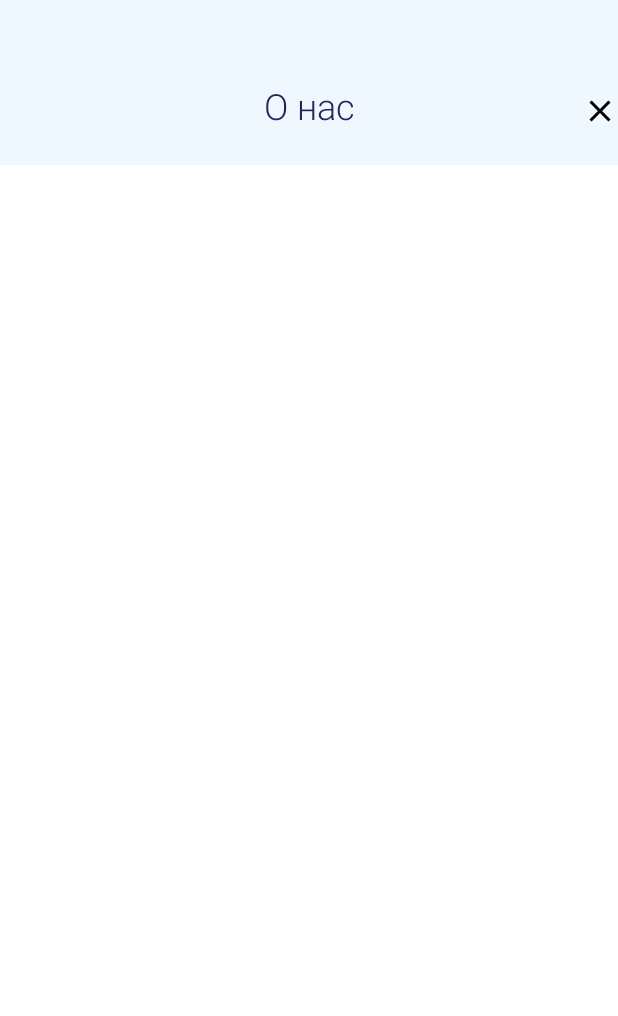
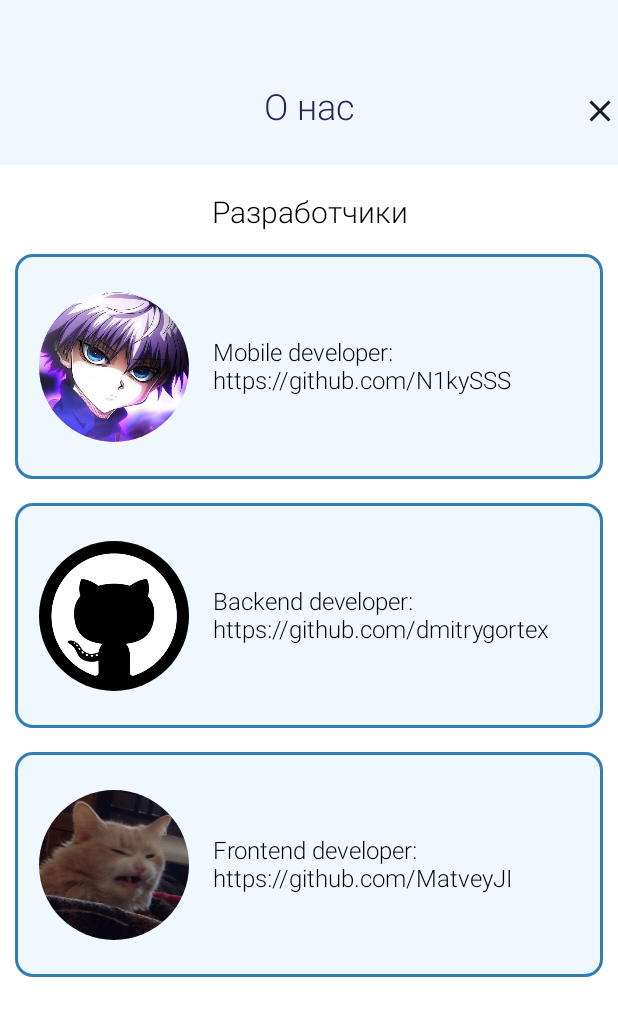
Before and after one commit to N1kySSS/FlightRadarRus, an Android app built with Jetpack Compose: the composable InformationScreen shown on its own in the app's theme, on a phone screen of 412 x 824 dp. Shown: the top 1016 px of the screen. Run offline under Robolectric (Android 15) with nearby library versions, the phone set to English and light mode, and no system bars; 7 statements that could not run were skipped.

Commit message:
Add developerCard and new Screen with information about developers

```diff
--- /dev/null
+++ b/app/src/main/java/com/ortin/flightradar/presentation/component/developercard/DeveloperCard.kt
@@ -0,0 +1,95 @@
+package com.ortin.flightradar.presentation.component.developercard
+
+import android.content.Intent
+import android.net.Uri
+import androidx.compose.foundation.Image
+import androidx.compose.foundation.background
+import androidx.compose.foundation.border
+import androidx.compose.foundation.layout.Arrangement
+import androidx.compose.foundation.layout.Row
+import androidx.compose.foundation.layout.Spacer
+import androidx.compose.foundation.layout.fillMaxWidth
+import androidx.compose.foundation.layout.height
+import androidx.compose.foundation.layout.padding
+import androidx.compose.foundation.layout.size
+import androidx.compose.foundation.layout.width
+import androidx.compose.foundation.shape.CircleShape
+import androidx.compose.foundation.shape.RoundedCornerShape
+import androidx.compose.material3.Text
+import androidx.compose.runtime.Composable
+import androidx.compose.ui.Alignment
+import androidx.compose.ui.Modifier
+import androidx.compose.ui.draw.clip
+import androidx.compose.ui.graphics.Color
+import androidx.compose.ui.layout.ContentScale
+import androidx.compose.ui.platform.LocalContext
+import androidx.compose.ui.res.painterResource
+import androidx.compose.ui.text.TextStyle
+import androidx.compose.ui.text.font.FontStyle
+import androidx.compose.ui.text.font.FontWeight
+import androidx.compose.ui.text.style.TextAlign
+import androidx.compose.ui.unit.dp
+import androidx.compose.ui.unit.sp
+import com.ortin.flightradar.presentation.util.clickableWithoutIndication
+import com.ortin.flightradar.ui.theme.Background
+import com.ortin.flightradar.ui.theme.ButtonColor
+
+@Composable
+fun DeveloperCard(
+    modifier: Modifier,
+    imageId: Int,
+    text: String
+) {
+    val context = LocalContext.current
+
+    Row(
+        modifier = modifier
+            .clickableWithoutIndication(
+                enabled = true,
+                onClick = {
+                    val link = text.split(" ")[2]
+
+                    val intent = Intent(Intent.ACTION_VIEW).apply {
+                        data = Uri.parse(link)
+                    }
+
+                    context.startActivity(intent)
+                }
+            )
+            .height(150.dp)
+            .fillMaxWidth()
+            .background(
+                color = Background.copy(alpha = 1f),
+                shape = RoundedCornerShape(12.dp)
+            )
+            .border(
+                width = 2.dp,
+                shape = RoundedCornerShape(12.dp),
+                color = ButtonColor
+            ),
+        verticalAlignment = Alignment.CenterVertically,
+        horizontalArrangement = Arrangement.Start
+    ) {
+        Image(
+            modifier = Modifier
+                .padding(start = 16.dp)
+                .size(100.dp)
+                .clip(CircleShape),
+            painter = painterResource(imageId),
+            contentScale = ContentScale.Crop,
+            alignment = Alignment.Center,
+            contentDescription = "Icon"
+        )
+        Spacer(modifier = Modifier.width(16.dp))
+        Text(
+            text = text,
+            style = TextStyle(
+                color = Color.Black,
+                fontSize = 16.sp,
+                fontWeight = FontWeight.W300,
+                fontStyle = FontStyle.Normal,
+                textAlign = TextAlign.Start,
+            ),
+        )
+    }
+}
--- a/app/src/main/java/com/ortin/flightradar/presentation/screen/InformationScreen.kt
+++ b/app/src/main/java/com/ortin/flightradar/presentation/screen/InformationScreen.kt
@@ -3,9 +3,20 @@ package com.ortin.flightradar.presentation.screen
 import androidx.compose.foundation.background
 import androidx.compose.foundation.layout.Column
 import androidx.compose.foundation.layout.fillMaxSize
+import androidx.compose.foundation.layout.fillMaxWidth
+import androidx.compose.foundation.layout.padding
+import androidx.compose.material3.Text
 import androidx.compose.runtime.Composable
 import androidx.compose.ui.Modifier
 import androidx.compose.ui.graphics.Color
+import androidx.compose.ui.text.TextStyle
+import androidx.compose.ui.text.font.FontStyle
+import androidx.compose.ui.text.font.FontWeight
+import androidx.compose.ui.text.style.TextAlign
+import androidx.compose.ui.unit.dp
+import androidx.compose.ui.unit.sp
+import com.ortin.flightradar.R
+import com.ortin.flightradar.presentation.component.developercard.DeveloperCard
 import com.ortin.flightradar.presentation.component.header.CustomHeader
 
 @Composable
@@ -21,5 +32,40 @@ fun InformationScreen(
             name = "О нас",
             onBackPressed = onBackPressed
         )
+        Text(
+            modifier = Modifier
+                .padding(top = 20.dp)
+                .padding(horizontal = 10.dp)
+                .fillMaxWidth(),
+            text = "Разработчики",
+            style = TextStyle(
+                color = Color.Black,
+                fontSize = 20.sp,
+                fontWeight = FontWeight.W300,
+                fontStyle = FontStyle.Normal,
+                textAlign = TextAlign.Center,
+            ),
+        )
+        DeveloperCard(
+            modifier = Modifier.padding(
+                horizontal = 10.dp,
+                vertical = 16.dp
+            ),
+            imageId = R.drawable.icon_n,
+            text = "Mobile developer: https://github.com/N1kySSS"
+        )
+        DeveloperCard(
+            modifier = Modifier.padding(horizontal = 10.dp),
+            imageId = R.drawable.icon_d,
+            text = "Backend developer: https://github.com/dmitrygortex"
+        )
+        DeveloperCard(
+            modifier = Modifier.padding(
+                horizontal = 10.dp,
+                vertical = 16.dp
+            ),
+            imageId = R.drawable.icon_m,
+            text = "Frontend developer: https://github.com/MatveyJI"
+        )
     }
 }
```
Also changed, not shown: app/src/main/res/drawable/icon_d.png (added), app/src/main/res/drawable/icon_m.png (added), app/src/main/res/drawable/icon_n.png (added).
